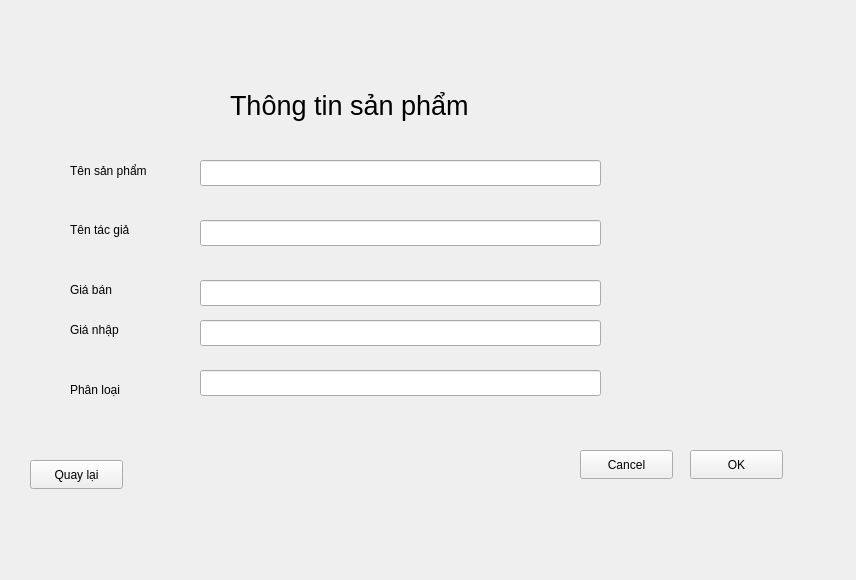
Before: the Qt Designer form categorieswindow.ui in suofujita/nekolibro, drawn with Qt 5.
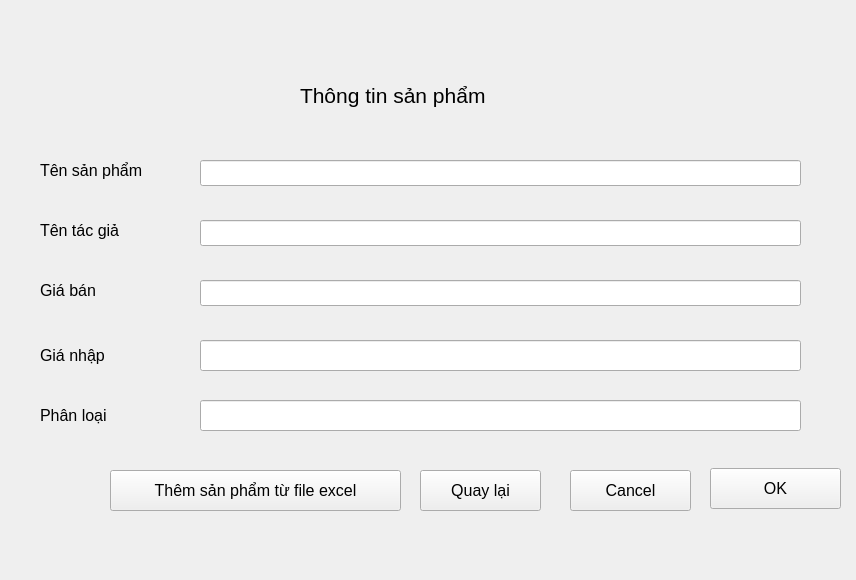
After: the same form once the commit is applied. The open tabs and pages were chosen to show the change. Icons and pictures are not drawn.

What changed in the file:
```diff
--- a/categorieswindow.ui
+++ b/categorieswindow.ui
@@ -22,6 +22,11 @@
      <height>561</height>
     </rect>
    </property>
+   <property name="font">
+    <font>
+     <pointsize>12</pointsize>
+    </font>
+   </property>
    <property name="currentIndex">
     <number>0</number>
    </property>
@@ -143,12 +148,17 @@
     <widget class="QLabel" name="label_2">
      <property name="geometry">
       <rect>
-       <x>60</x>
+       <x>30</x>
        <y>150</y>
        <width>121</width>
        <height>21</height>
       </rect>
      </property>
+     <property name="font">
+      <font>
+       <pointsize>12</pointsize>
+      </font>
+     </property>
      <property name="text">
       <string>Tên sản phẩm</string>
      </property>
@@ -156,12 +166,17 @@
     <widget class="QLabel" name="label_3">
      <property name="geometry">
       <rect>
-       <x>60</x>
+       <x>30</x>
        <y>210</y>
        <width>91</width>
-       <height>20</height>
+       <height>21</height>
       </rect>
      </property>
+     <property name="font">
+      <font>
+       <pointsize>12</pointsize>
+      </font>
+     </property>
      <property name="text">
       <string>Tên tác giả</string>
      </property>
@@ -169,12 +184,17 @@
     <widget class="QLabel" name="label_4">
      <property name="geometry">
       <rect>
-       <x>60</x>
+       <x>30</x>
        <y>270</y>
-       <width>63</width>
+       <width>101</width>
        <height>20</height>
       </rect>
      </property>
+     <property name="font">
+      <font>
+       <pointsize>12</pointsize>
+      </font>
+     </property>
      <property name="text">
       <string>Giá bán</string>
      </property>
@@ -182,15 +202,15 @@
     <widget class="QLabel" name="label_5">
      <property name="geometry">
       <rect>
-       <x>220</x>
-       <y>70</y>
+       <x>290</x>
+       <y>60</y>
        <width>371</width>
        <height>51</height>
       </rect>
      </property>
      <property name="font">
       <font>
-       <pointsize>20</pointsize>
+       <pointsize>16</pointsize>
       </font>
      </property>
      <property name="text">
@@ -200,12 +220,17 @@
     <widget class="QLabel" name="label_6">
      <property name="geometry">
       <rect>
-       <x>60</x>
-       <y>310</y>
-       <width>63</width>
-       <height>20</height>
+       <x>30</x>
+       <y>330</y>
+       <width>111</width>
+       <height>31</height>
       </rect>
      </property>
+     <property name="font">
+      <font>
+       <pointsize>12</pointsize>
+      </font>
+     </property>
      <property name="text">
       <string>Giá nhập</string>
      </property>
@@ -213,12 +238,17 @@
     <widget class="QLabel" name="label_7">
      <property name="geometry">
       <rect>
-       <x>60</x>
-       <y>370</y>
-       <width>63</width>
-       <height>20</height>
+       <x>30</x>
+       <y>390</y>
+       <width>101</width>
+       <height>31</height>
       </rect>
      </property>
+     <property name="font">
+      <font>
+       <pointsize>12</pointsize>
+      </font>
+     </property>
      <property name="text">
       <string>Phân loại</string>
      </property>
@@ -227,61 +257,91 @@
      <property name="geometry">
       <rect>
        <x>190</x>
-       <y>310</y>
-       <width>401</width>
-       <height>26</height>
+       <y>330</y>
+       <width>601</width>
+       <height>31</height>
       </rect>
      </property>
+     <property name="font">
+      <font>
+       <pointsize>12</pointsize>
+      </font>
+     </property>
     </widget>
     <widget class="QLineEdit" name="out_price_edit">
      <property name="geometry">
       <rect>
        <x>190</x>
        <y>270</y>
-       <width>401</width>
+       <width>601</width>
        <height>26</height>
       </rect>
      </property>
+     <property name="font">
+      <font>
+       <pointsize>12</pointsize>
+      </font>
+     </property>
     </widget>
     <widget class="QLineEdit" name="name_edit">
      <property name="geometry">
       <rect>
        <x>190</x>
        <y>150</y>
-       <width>401</width>
+       <width>601</width>
        <height>26</height>
       </rect>
      </property>
+     <property name="font">
+      <font>
+       <pointsize>12</pointsize>
+      </font>
+     </property>
     </widget>
     <widget class="QLineEdit" name="author_edit">
      <property name="geometry">
       <rect>
        <x>190</x>
        <y>210</y>
-       <width>401</width>
+       <width>601</width>
        <height>26</height>
       </rect>
      </property>
+     <property name="font">
+      <font>
+       <pointsize>12</pointsize>
+      </font>
+     </property>
     </widget>
     <widget class="QLineEdit" name="type">
      <property name="geometry">
       <rect>
        <x>190</x>
-       <y>360</y>
-       <width>401</width>
-       <height>26</height>
+       <y>390</y>
+       <width>601</width>
+       <height>31</height>
       </rect>
      </property>
+     <property name="font">
+      <font>
+       <pointsize>12</pointsize>
+      </font>
+     </property>
     </widget>
     <widget class="QPushButton" name="delay_status">
      <property name="geometry">
       <rect>
-       <x>570</x>
-       <y>440</y>
-       <width>93</width>
-       <height>29</height>
+       <x>560</x>
+       <y>460</y>
+       <width>121</width>
+       <height>41</height>
       </rect>
      </property>
+     <property name="font">
+      <font>
+       <pointsize>12</pointsize>
+      </font>
+     </property>
      <property name="text">
       <string>Cancel</string>
      </property>
@@ -289,12 +349,17 @@
     <widget class="QPushButton" name="save_book">
      <property name="geometry">
       <rect>
-       <x>680</x>
-       <y>440</y>
-       <width>93</width>
-       <height>29</height>
+       <x>700</x>
+       <y>458</y>
+       <width>131</width>
+       <height>41</height>
       </rect>
      </property>
+     <property name="font">
+      <font>
+       <pointsize>12</pointsize>
+      </font>
+     </property>
      <property name="text">
       <string>OK</string>
      </property>
@@ -302,16 +367,34 @@
     <widget class="QPushButton" name="to_main_categories">
      <property name="geometry">
       <rect>
-       <x>20</x>
-       <y>450</y>
-       <width>93</width>
-       <height>29</height>
+       <x>410</x>
+       <y>460</y>
+       <width>121</width>
+       <height>41</height>
       </rect>
      </property>
+     <property name="font">
+      <font>
+       <pointsize>12</pointsize>
+      </font>
+     </property>
      <property name="text">
       <string>Quay lại</string>
      </property>
     </widget>
+    <widget class="QPushButton" name="pushButton">
+     <property name="geometry">
+      <rect>
+       <x>100</x>
+       <y>460</y>
+       <width>291</width>
+       <height>41</height>
+      </rect>
+     </property>
+     <property name="text">
+      <string>Thêm sản phẩm từ file excel</string>
+     </property>
+    </widget>
    </widget>
   </widget>
  </widget>
```
Left out of the diff: 48 changed lines with no effect on the pictures.
